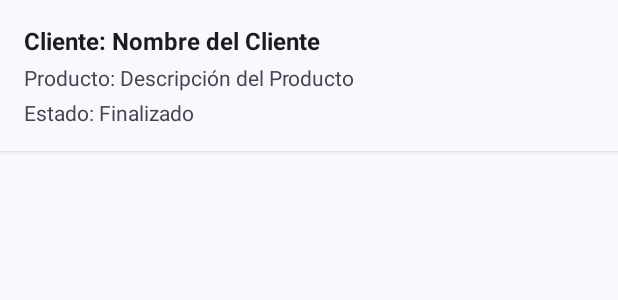
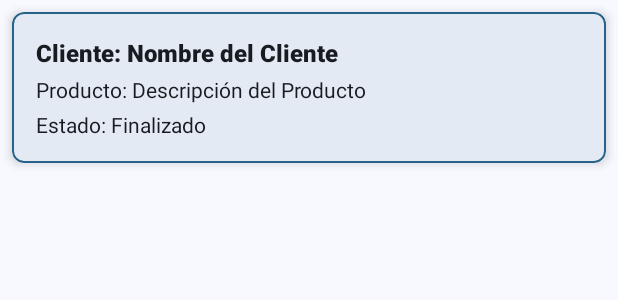
Before and after one commit to edga20041/Desarrollo_Aplicaciones, an Android app: the layout item_historial_entrega.xml on its own in the app's theme, with its tools: preview values and no code run, on a phone screen of 412 x 824 dp. Shown: the top 300 px of the screen. Run offline under Robolectric (Android 15) with nearby library versions, the phone set to English and light mode, and no system bars.

Commit message:
blqoues mas lindos

```diff
--- a/app/src/main/res/layout/item_entrega.xml
+++ b/app/src/main/res/layout/item_entrega.xml
@@ -23,7 +23,9 @@
             android:layout_height="wrap_content"
             android:textSize="14sp"
             android:textColor="?attr/colorOnSurface"
-            android:fontFamily="sans-serif-medium" />
+            android:fontFamily="sans-serif-medium"
+            android:layout_marginTop="16dp"
+            android:layout_marginStart="16dp"/>
 
         <!-- Cliente -->
         <TextView
@@ -32,7 +34,8 @@
             android:layout_height="wrap_content"
             android:textSize="14sp"
             android:textColor="?attr/colorOnSurface"
-            android:fontFamily="sans-serif" />
+            android:fontFamily="sans-serif"
+            android:layout_marginStart="16dp"/>
 
         <!-- Producto -->
         <TextView
@@ -41,7 +44,8 @@
             android:layout_height="wrap_content"
             android:textSize="14sp"
             android:textColor="?attr/colorOnSurface"
-            android:fontFamily="sans-serif" />
+            android:fontFamily="sans-serif"
+            android:layout_marginStart="16dp"/>
 
         <!-- Estado -->
         <TextView
@@ -50,7 +54,9 @@
             android:layout_height="wrap_content"
             android:textSize="14sp"
             android:textColor="?attr/colorOnSurface"
-            android:fontFamily="sans-serif" />
+            android:fontFamily="sans-serif"
+            android:layout_marginBottom="16dp"
+            android:layout_marginStart="16dp"/>
 
     </LinearLayout>
 </com.google.android.material.card.MaterialCardView>
--- a/app/src/main/res/layout/item_historial_entrega.xml
+++ b/app/src/main/res/layout/item_historial_entrega.xml
@@ -1,13 +1,20 @@
-<?xml version="1.0" encoding="utf-8"?>
-<LinearLayout xmlns:android="http://schemas.android.com/apk/res/android"
+<com.google.android.material.card.MaterialCardView
+    xmlns:android="http://schemas.android.com/apk/res/android"
     xmlns:app="http://schemas.android.com/apk/res-auto"
     android:layout_width="match_parent"
     android:layout_height="wrap_content"
-    android:orientation="vertical"
+    android:layout_margin="8dp"
     android:padding="16dp"
-    android:layout_marginBottom="8dp"
-    android:background="?android:attr/windowBackground"
-    android:elevation="2dp">
+    app:cardCornerRadius="8dp"
+    app:cardElevation="4dp"
+    app:strokeColor="?attr/colorPrimary"
+    app:strokeWidth="1dp"
+    android:background="?attr/colorSurface">
+
+    <LinearLayout
+        android:layout_width="match_parent"
+        android:layout_height="wrap_content"
+        android:orientation="vertical">
 
         <!-- Información del Cliente -->
         <TextView
@@ -17,7 +24,10 @@
             android:textStyle="bold"
             android:textSize="16sp"
             android:text="Cliente: Nombre del Cliente"
-        android:textColor="?android:attr/textColorPrimary"
+            android:textColor="?attr/colorOnSurface"
+            android:fontFamily="sans-serif-medium"
+            android:layout_marginTop="16dp"
+            android:layout_marginStart="16dp"
             android:layout_marginBottom="4dp" />
 
         <!-- Información del Producto -->
@@ -26,7 +36,9 @@
             android:layout_width="wrap_content"
             android:layout_height="wrap_content"
             android:text="Producto: Descripción del Producto"
-        android:textColor="?android:attr/textColorSecondary"
+            android:textColor="?attr/colorOnSurface"
+            android:fontFamily="sans-serif"
+            android:layout_marginStart="16dp"
             android:layout_marginBottom="4dp" />
 
         <!-- Estado Final -->
@@ -35,5 +47,10 @@
             android:layout_width="wrap_content"
             android:layout_height="wrap_content"
             android:text="Estado: Finalizado"
-        android:textColor="?android:attr/textColorSecondary" />
+            android:textColor="?attr/colorOnSurface"
+            android:fontFamily="sans-serif"
+            android:layout_marginBottom="16dp"
+            android:layout_marginStart="16dp" />
+
     </LinearLayout>
+</com.google.android.material.card.MaterialCardView>
```
Lines whose indentation alone changed are shown as unchanged.
